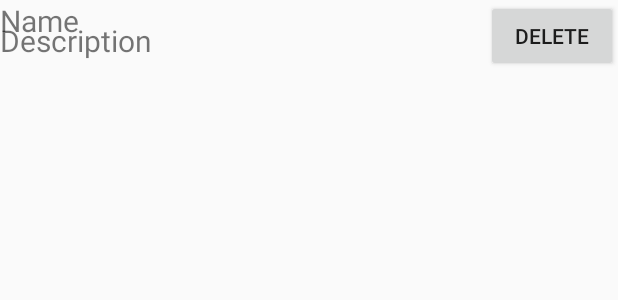
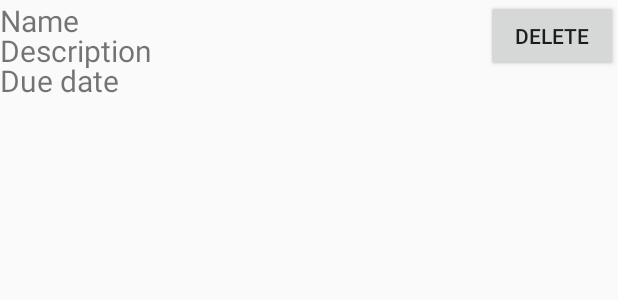
Before and after one commit to gmardon/Java_todolist_2017, an Android app: the layout task_list_entry.xml on its own in the app's theme, with its tools: preview values and no code run, on a phone screen of 412 x 824 dp. Shown: the top 300 px of the screen. Run offline under Robolectric (Android 15) with nearby library versions, the phone set to English and light mode, and no system bars.

Commit message:
continue to improve edition

```diff
--- a/app/src/main/java/com/gmardon/todolist/Database.java
+++ b/app/src/main/java/com/gmardon/todolist/Database.java
@@ -9,9 +9,8 @@ import android.database.sqlite.SQLiteOpenHelper;
 import java.util.ArrayList;
 
 /**
- * Created by gmardon on 02/02/2018.
+ * Created by gmardon on 04/02/2018.
  */
-
 public class Database extends SQLiteOpenHelper {
     private static final String DB_NAME = "gmardon_todolist";
     private static final int DB_VER = 1;
--- a/app/src/main/res/layout/task_list_entry.xml
+++ b/app/src/main/res/layout/task_list_entry.xml
@@ -1,6 +1,12 @@
 <?xml version="1.0" encoding="utf-8"?>
 <RelativeLayout xmlns:android="http://schemas.android.com/apk/res/android"
-    android:layout_width="match_parent" android:layout_height="match_parent" android:id="@+id/task_list_entry">
+    android:layout_width="match_parent" android:layout_height="match_parent" android:id="@+id/task_list_entry" android:onClick="editTask">
+    <TextView
+        android:id="@+id/task_id"
+        android:layout_width="0px"
+        android:layout_height="0px"
+        android:visibility="invisible" />
+
     <TextView
         android:id="@+id/task_title"
         android:text="Name"
@@ -16,7 +22,17 @@
         android:textSize="20sp"
         android:layout_alignParentLeft="true"
         android:layout_alignParentStart="true"
-        android:layout_marginTop="20px"
+        android:layout_marginTop="20sp"
+        android:layout_width="wrap_content"
+        android:layout_height="wrap_content" />
+
+    <TextView
+        android:id="@+id/task_due_date"
+        android:text="Due date"
+        android:textSize="20sp"
+        android:layout_alignParentLeft="true"
+        android:layout_alignParentStart="true"
+        android:layout_marginTop="40sp"
         android:layout_width="wrap_content"
         android:layout_height="wrap_content" />
 
```
Also changed, not shown: app/src/main/java/com/gmardon/todolist/Task.java (+40 -1 lines), app/src/main/java/com/gmardon/todolist/TaskActivity.java (+16 -10 lines), app/src/main/java/com/gmardon/todolist/TaskListActivity.java (+24 -8 lines), app/src/main/java/com/gmardon/todolist/TaskListAdapter.java (+13 -8 lines), app/src/main/res/drawable/ic_info_black_24dp.xml (added, +9 -0 lines), app/src/main/res/drawable/ic_notifications_black_24dp.xml (added, +9 -0 lines), app/src/main/res/drawable/ic_sync_black_24dp.xml (added, +9 -0 lines).
